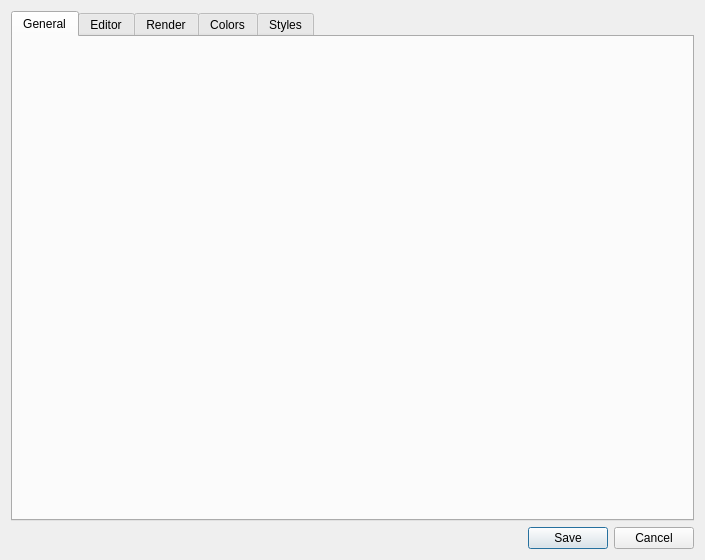
Old version of the form ui/settings_dialog.ui in the repository lasest/manuwrite.
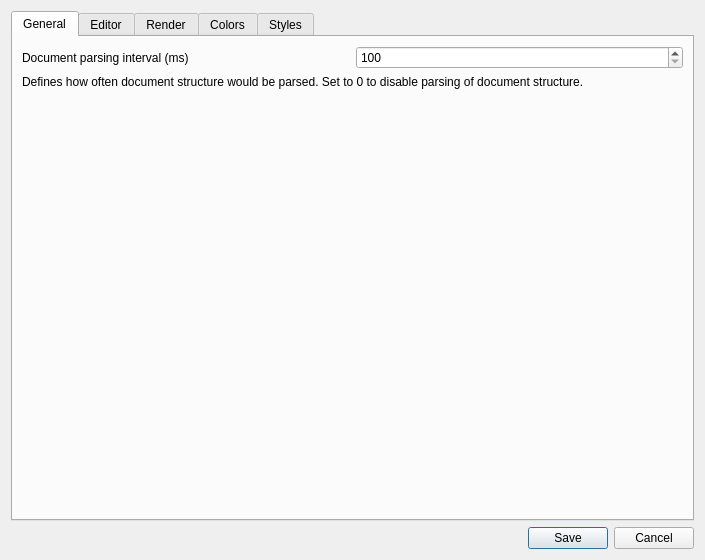
New version of the form. The open tabs and pages were chosen to show the change.

Patch:
```diff
--- a/ui/settings_dialog.ui
+++ b/ui/settings_dialog.ui
@@ -26,6 +26,52 @@
       <attribute name="title">
        <string>General</string>
       </attribute>
+      <layout class="QVBoxLayout" name="verticalLayout_9">
+       <item>
+        <layout class="QHBoxLayout" name="horizontalLayout_2">
+         <item>
+          <widget class="QLabel" name="ParsingIntervalLabel">
+           <property name="text">
+            <string>Document parsing interval (ms)</string>
+           </property>
+          </widget>
+         </item>
+         <item>
+          <widget class="QSpinBox" name="ParsingIntervalSpinBox">
+           <property name="minimum">
+            <number>100</number>
+           </property>
+           <property name="maximum">
+            <number>10000</number>
+           </property>
+          </widget>
+         </item>
+        </layout>
+       </item>
+       <item>
+        <widget class="QLabel" name="ParsingIntervalCommentLabel">
+         <property name="text">
+          <string>Defines how often document structure would be parsed. Set to 0 to disable parsing of document structure.</string>
+         </property>
+         <property name="wordWrap">
+          <bool>true</bool>
+         </property>
+        </widget>
+       </item>
+       <item>
+        <spacer name="verticalSpacer_3">
+         <property name="orientation">
+          <enum>Qt::Vertical</enum>
+         </property>
+         <property name="sizeHint" stdset="0">
+          <size>
+           <width>20</width>
+           <height>40</height>
+          </size>
+         </property>
+        </spacer>
+       </item>
+      </layout>
      </widget>
      <widget class="QWidget" name="EditorTab">
       <attribute name="title">
```
Left out of the diff: 14 changed lines with no effect on the pictures.
